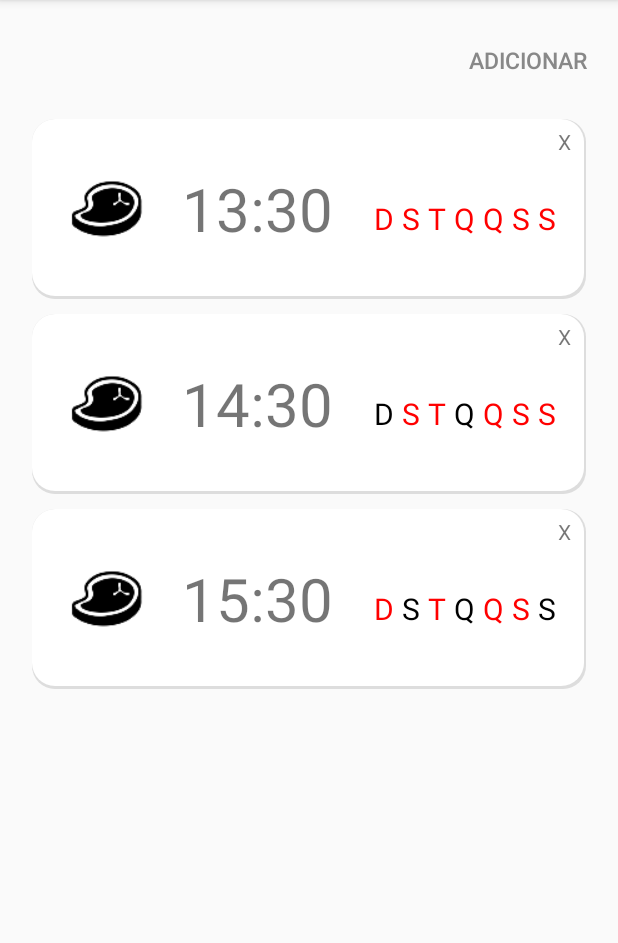
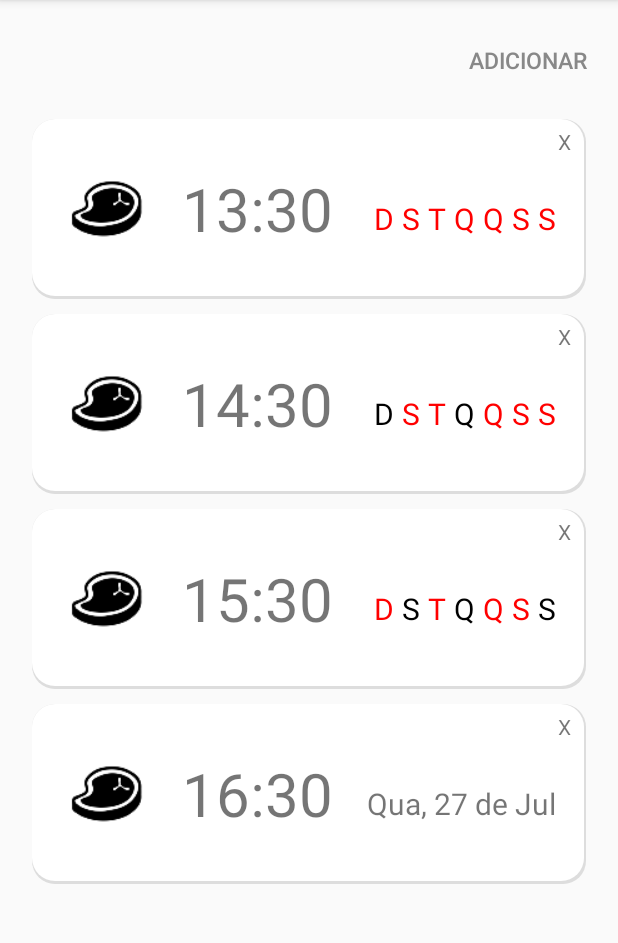
Before and after one commit to curupiras/PimFeeder, an Android app: the screen it shows after launch (ScheduleActivity), on a phone screen of 412 x 824 dp, the part 84-1027 px from its top. Run offline under Robolectric (Android 15) with nearby library versions, the phone set to English and light mode, and no system bars.

Commit message:
ScheduleActivity com dias da semana ou dia único

```diff
--- a/app/src/main/java/br/com/curubodenga/pimfeeder/schedule/ItemAdapter.java
+++ b/app/src/main/java/br/com/curubodenga/pimfeeder/schedule/ItemAdapter.java
@@ -6,8 +6,12 @@ import android.graphics.Color;
 import android.view.LayoutInflater;
 import android.view.View;
 import android.view.ViewGroup;
+import android.widget.LinearLayout;
 import android.widget.SimpleCursorAdapter;
 import android.widget.TextView;
+
+import java.util.ArrayList;
+import java.util.List;
 
 import br.com.curubodenga.pimfeeder.R;
 import br.com.curubodenga.pimfeeder.utils.DateUtils;
@@ -41,19 +45,55 @@ public class ItemAdapter extends SimpleCursorAdapter {
     public void bindView(View view, Context context, Cursor cursor) {
 
         TextView timeTextView = (TextView) view.findViewById(to[0]);
-
         String time = DateUtils.getHHmm(cursor.getString(cursor.getColumnIndex(from[0])));
         timeTextView.setText(time);
 
+        TextView completeDayTextView = (TextView) view.findViewById(R.id.completeDayTextView);
+        time = DateUtils.getCompleteDay(cursor.getString(cursor.getColumnIndex(from[0])));
+        completeDayTextView.setText(time);
+
+        boolean isAllUnsetted = true;
+        List<TextView> textViews = new ArrayList<TextView>();
         for (int i = 1; i < from.length; i++) {
             TextView dayTextView = (TextView) view.findViewById(to[i]);
-            int daySetted = cursor.getInt(cursor.getColumnIndex(from[i]));
-            if (toBoolean(daySetted)) {
+            textViews.add(dayTextView);
+            int daySettedInt = cursor.getInt(cursor.getColumnIndex(from[i]));
+            boolean daySetted = toBoolean(daySettedInt);
+            isAllUnsetted = isAllUnsetted && !daySetted;
+            if (daySetted) {
                 dayTextView.setTextColor(Color.RED);
             } else {
                 dayTextView.setTextColor(Color.BLACK);
             }
         }
+
+        if (isAllUnsetted) {
+            hideWeekDaysLayout(view);
+            showCompleteDayTextView(view);
+        } else {
+            showWeekDaysLayout(view);
+            hideCompleteDayTextView(view);
+        }
+    }
+
+    private void hideWeekDaysLayout(View view) {
+        LinearLayout weekDayLayout = (LinearLayout) view.findViewById(R.id.weekDayLayout);
+        weekDayLayout.setVisibility(View.GONE);
+    }
+
+    private void showWeekDaysLayout(View view) {
+        LinearLayout weekDayLayout = (LinearLayout) view.findViewById(R.id.weekDayLayout);
+        weekDayLayout.setVisibility(View.VISIBLE);
+    }
+
+    private void hideCompleteDayTextView(View view) {
+        LinearLayout completeDayLayout = (LinearLayout) view.findViewById(R.id.completeDayLayout);
+        completeDayLayout.setVisibility(View.GONE);
+    }
+
+    private void showCompleteDayTextView(View view) {
+        LinearLayout completeDayLayout = (LinearLayout) view.findViewById(R.id.completeDayLayout);
+        completeDayLayout.setVisibility(View.VISIBLE);
     }
 
     private Boolean toBoolean(int i) {
--- a/app/src/main/java/br/com/curubodenga/pimfeeder/schedule/ScheduleDbAdapter.java
+++ b/app/src/main/java/br/com/curubodenga/pimfeeder/schedule/ScheduleDbAdapter.java
@@ -137,6 +137,8 @@ public class ScheduleDbAdapter {
         createSchedule(date, 0, 1, 1, 0, 1, 1, 1);
         date.setHours(15);
         createSchedule(date, 1, 0, 1, 0, 1, 1, 0);
+        date.setHours(16);
+        createSchedule(date, 0, 0, 0, 0, 0, 0, 0);
 
     }
 
--- a/app/src/main/java/br/com/curubodenga/pimfeeder/utils/DateUtils.java
+++ b/app/src/main/java/br/com/curubodenga/pimfeeder/utils/DateUtils.java
@@ -60,4 +60,36 @@ public class DateUtils {
         }
         return finalDateTime;
     }
+
+    public static String getCompleteDay(String timeToFormat) {
+
+        String finalDateTime = "";
+
+        SimpleDateFormat iso8601Format = new SimpleDateFormat("yyyy-MM-dd HH:mm:ss");
+
+        Date date = null;
+        if (timeToFormat != null) {
+            try {
+                date = iso8601Format.parse(timeToFormat);
+            } catch (ParseException e) {
+                date = null;
+            }
+
+            if (date != null) {
+                SimpleDateFormat HHmmformat = new SimpleDateFormat("E, dd MMM");
+                finalDateTime = HHmmformat.format(date);
+            }
+        }
+        return toPortuguese(finalDateTime);
+    }
+
+    private static String toPortuguese(String date) {
+        String portugueseDate = date;
+
+        portugueseDate = portugueseDate.replace("Wed", "Qua");
+
+        portugueseDate = portugueseDate.replace("Jul", "de Jul");
+
+        return portugueseDate;
+    }
 }
--- a/app/src/main/res/layout/scheduler_list_layout.xml
+++ b/app/src/main/res/layout/scheduler_list_layout.xml
@@ -1,8 +1,8 @@
 <?xml version="1.0" encoding="utf-8"?>
 <LinearLayout xmlns:android="http://schemas.android.com/apk/res/android"
-    android:layout_width="match_parent"
-    android:layout_height="wrap_content"
-    android:padding="5dp">
+              android:layout_width="match_parent"
+              android:layout_height="wrap_content"
+              android:padding="5dp">
 
     <LinearLayout
         android:layout_width="match_parent"
@@ -43,13 +43,14 @@
                 android:layout_marginTop="5dp"
                 android:layout_weight="7"
                 android:background="@android:color/transparent"
-                android:text="X" />
+                android:text="X"/>
 
             <LinearLayout
+                android:id="@+id/weekDayLayout"
                 android:layout_width="wrap_content"
                 android:layout_height="wrap_content"
-                android:orientation="horizontal"
-                android:layout_weight="10">
+                android:layout_weight="10"
+                android:orientation="horizontal">
 
                 <TextView
                     android:id="@+id/sundayTextView"
@@ -109,6 +110,21 @@
 
             </LinearLayout>
 
+            <LinearLayout
+                android:id="@+id/completeDayLayout"
+                android:layout_width="wrap_content"
+                android:layout_height="wrap_content"
+                android:layout_weight="10"
+                android:orientation="horizontal">
+
+                <TextView
+                    android:id="@+id/completeDayTextView"
+                    android:layout_width="wrap_content"
+                    android:layout_height="wrap_content"
+                    android:layout_marginRight="20dp"
+                    android:textSize="20dp"></TextView>
+            </LinearLayout>
+
         </LinearLayout>
 
     </LinearLayout>
```
